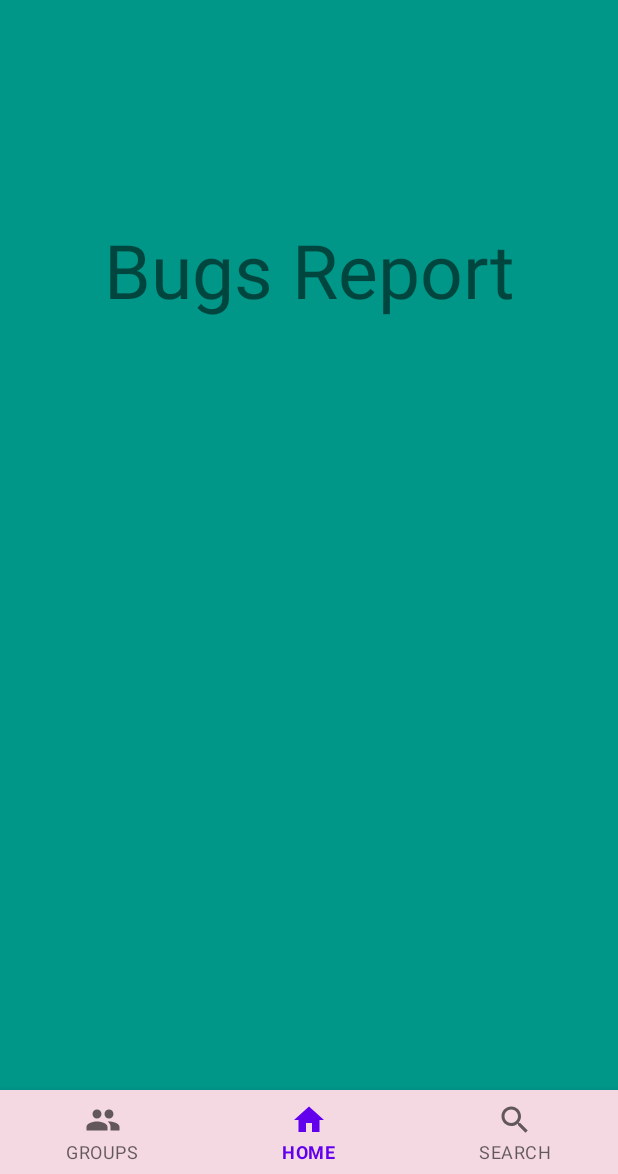
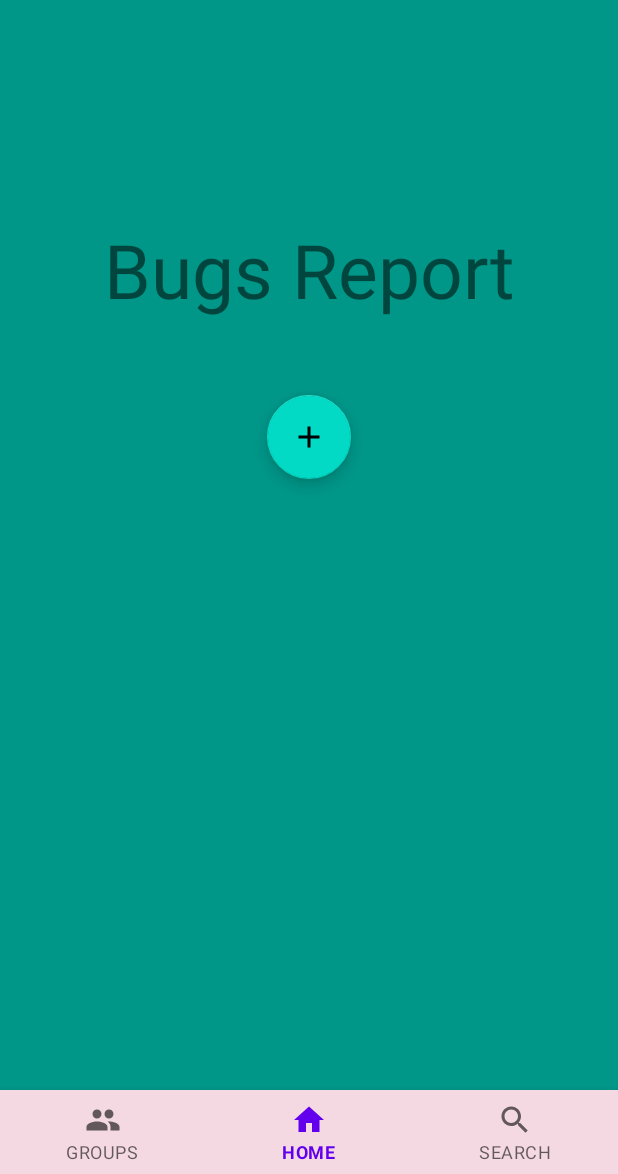
Before and after one commit to miriSilverman/HujiRide, an Android app: the DriversDetails screen opened through its navigation route, in the side drawer, after a tap on "Bugs report", on a phone screen of 412 x 824 dp, the part 62-1236 px from its top. Run offline under Robolectric (Android 15) with nearby library versions, the phone set to English and light mode, and no system bars; our stand-ins replace navigation-ui; Roboto replaces fonts that are not available here.

Commit message:
added bugs report

```diff
--- a/app/src/main/java/huji/postpc/year2021/hujiride/HujiRideApplication.java
+++ b/app/src/main/java/huji/postpc/year2021/hujiride/HujiRideApplication.java
@@ -3,6 +3,7 @@ package huji.postpc.year2021.hujiride;
 import android.app.Application;
 import android.content.Context;
 import android.content.SharedPreferences;
+import android.widget.Toast;
 
 import huji.postpc.year2021.hujiride.Groups.GroupsData;
 import huji.postpc.year2021.hujiride.MyRides.MyRides;
@@ -69,4 +70,8 @@ public class HujiRideApplication extends Application {
     {
         return instance;
     }
+
+    public void addBug(String bug){
+        Toast.makeText(this, "added "+bug, Toast.LENGTH_SHORT).show();
+    }
 }
--- a/app/src/main/java/huji/postpc/year2021/hujiride/ToolBarFraments/BugsReport.kt
+++ b/app/src/main/java/huji/postpc/year2021/hujiride/ToolBarFraments/BugsReport.kt
@@ -4,17 +4,56 @@ import android.os.Bundle
 import android.view.LayoutInflater
 import android.view.View
 import android.view.ViewGroup
+import android.widget.Button
+import android.widget.ImageView
+import android.widget.TextView
 import androidx.fragment.app.Fragment
+import com.google.android.material.floatingactionbutton.FloatingActionButton
 import huji.postpc.year2021.hujiride.R
+import huji.postpc.year2021.hujiride.BugDialog
+
 
 class BugsReport: Fragment() {
+
+    private lateinit var usersReport: TextView
+    private lateinit var addBug: FloatingActionButton
+    private lateinit var thanksTxt: TextView
+    private lateinit var thanksImg: ImageView
+
+
 
     override fun onCreateView(
         inflater: LayoutInflater,
         container: ViewGroup?,
         savedInstanceState: Bundle?
     ): View? {
-        return inflater.inflate(R.layout.bugs_report, container, false)
+        val view = inflater.inflate(R.layout.bugs_report, container, false)
+        addBug = view.findViewById(R.id.add_bug_btn)
+        thanksTxt = view.findViewById(R.id.thanks)
+        thanksImg = view.findViewById(R.id.thanks_img)
+        thanksTxt.visibility = View.INVISIBLE
+        thanksImg.visibility = View.INVISIBLE
+
+
+        addBug.setOnClickListener{
+            openDialog()
+        }
+
+        return view
+    }
+
+    fun makeVisible(){
+        thanksTxt.visibility = View.VISIBLE
+        thanksImg.visibility = View.VISIBLE
+    }
+
+
+    fun openDialog(){
+
+        val dialog = BugDialog()
+        dialog.onReportCallback = { makeVisible() }
+        dialog.show(activity?.supportFragmentManager!!, "bug dialog")
+
     }
 
 
--- a/app/src/main/res/layout/bugs_report.xml
+++ b/app/src/main/res/layout/bugs_report.xml
@@ -8,7 +8,7 @@
 
 
     <TextView
-        android:id="@+id/textView3"
+        android:id="@+id/title"
         android:layout_width="wrap_content"
         android:layout_height="wrap_content"
         android:layout_marginTop="137dp"
@@ -19,4 +19,46 @@
         app:layout_constraintEnd_toEndOf="parent"
         android:layout_centerInParent="true"
         tools:layout_editor_absoluteX="161dp" />
+
+    <com.google.android.material.floatingactionbutton.FloatingActionButton
+        android:id="@+id/add_bug_btn"
+        android:layout_width="wrap_content"
+        android:layout_height="wrap_content"
+        android:clickable="true"
+        android:layout_marginTop="50dp"
+        app:layout_constraintTop_toBottomOf="@id/title"
+        app:layout_constraintStart_toStartOf="parent"
+        app:layout_constraintEnd_toEndOf="parent"
+        app:srcCompat="@drawable/ic_add"
+        tools:layout_editor_absoluteX="172dp"
+        tools:layout_editor_absoluteY="422dp" />
+
+    <TextView
+        android:id="@+id/thanks"
+        android:layout_width="wrap_content"
+        android:layout_height="wrap_content"
+        android:textSize="20sp"
+        android:gravity="center_horizontal"
+        android:text="@string/afterReportingBugText"
+        tools:layout_editor_absoluteX="181dp"
+        tools:layout_editor_absoluteY="450dp"
+        android:textColor="#FF9800"
+        app:layout_constraintStart_toStartOf="parent"
+        app:layout_constraintEnd_toEndOf="parent"
+        android:layout_marginTop="50dp"
+
+        app:layout_constraintTop_toBottomOf="@id/add_bug_btn"
+        />
+
+    <ImageView
+        android:id="@+id/thanks_img"
+        android:layout_width="149dp"
+        android:layout_height="146dp"
+        app:layout_constraintEnd_toEndOf="parent"
+        app:layout_constraintHorizontal_bias="0.548"
+        app:layout_constraintStart_toStartOf="parent"
+        app:layout_constraintTop_toBottomOf="@+id/thanks"
+        app:srcCompat="@drawable/thanks" />
+
+
 </androidx.constraintlayout.widget.ConstraintLayout>
--- a/app/src/main/res/values/strings.xml
+++ b/app/src/main/res/values/strings.xml
@@ -35,6 +35,7 @@
     <string name="searchGroupTitle">Search for New Group:</string>
     <string name="addGroupBtnText">add\ngroups</string>
     <string name="noRidesInTheNearFuture">You have no rides\nin the near future</string>
+    <string name="afterReportingBugText">Thanks for helping us \nimprove our app!</string>
 
     <string-array name="sorting_list">
         <item>time</item>
```
Also changed, not shown: app/src/main/java/huji/postpc/year2021/hujiride/BugDialog.kt (added, +47 -0 lines), app/src/main/res/layout/bug_dialog.xml (added, +23 -0 lines), app/src/main/res/drawable/thanks.png (added), 1 other file.
